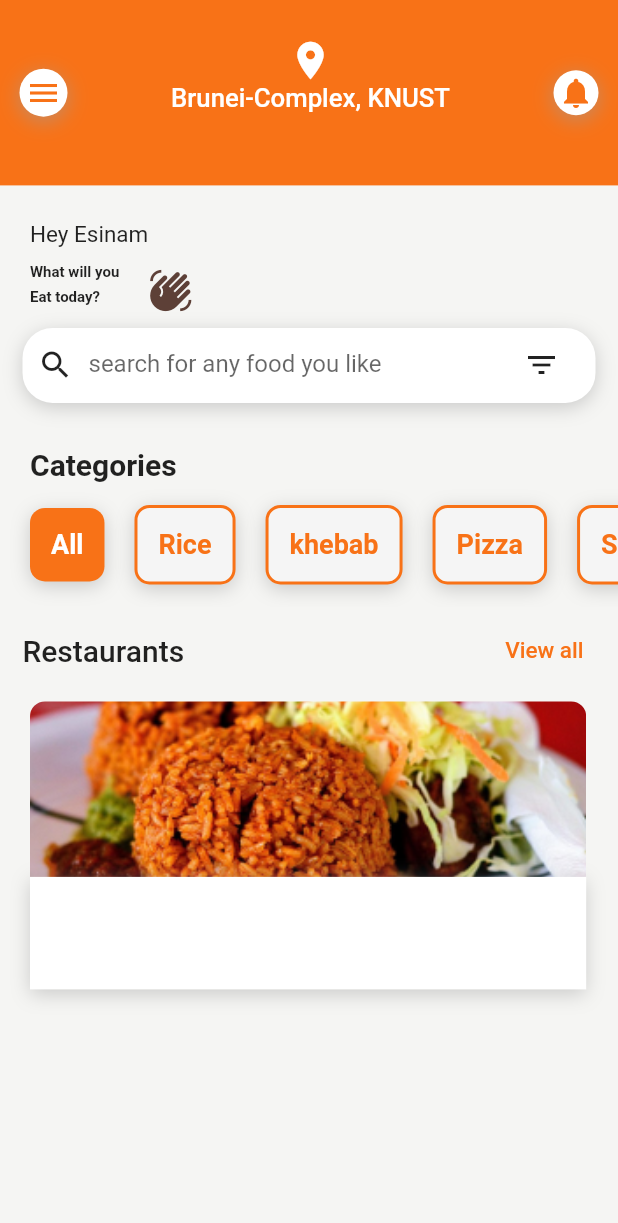
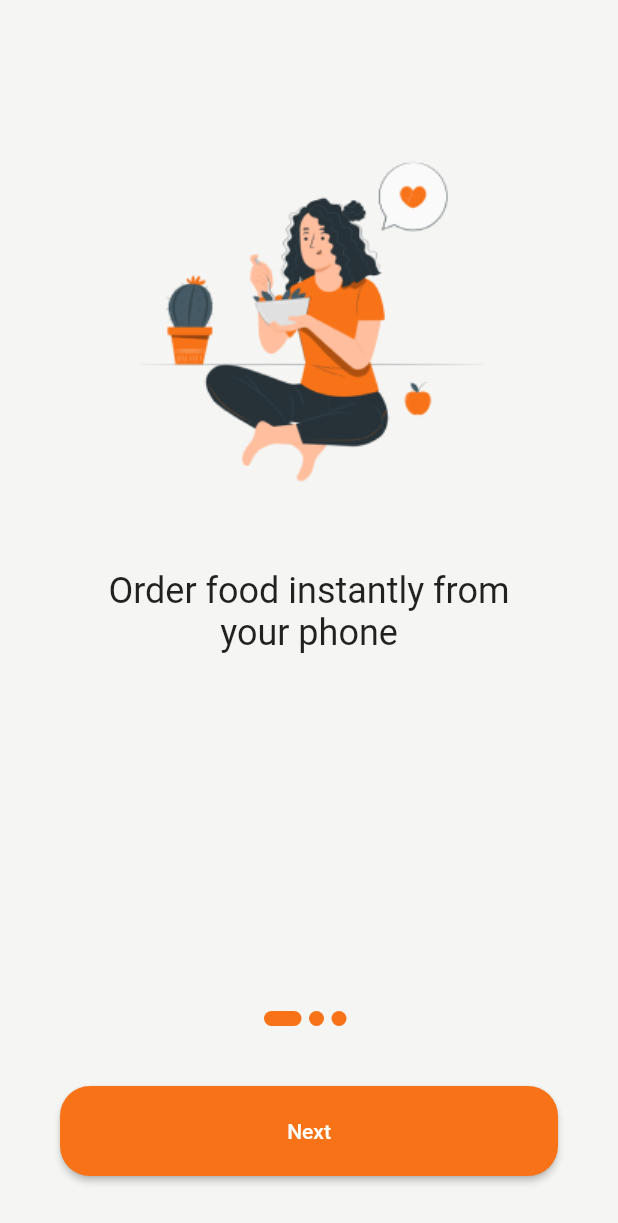
Before and after one commit to AlikoGrace/foodApp, a Flutter app: the screen it shows after launch, on a phone screen of 412 x 824 dp. Shown: the top 1223 px of the screen. Run offline on Flutter 3.47's test engine with Material 2 defaults, Android fonts, the phone set to English and light mode, and no system bars; our stand-ins replace flutter_screenutil, flutter_svg.

Commit message:
Onboarding screens with routes and timing

```diff
--- a/lib/src/app.dart
+++ b/lib/src/app.dart
@@ -1,8 +1,11 @@
 
 import 'package:flutter/material.dart';
 import 'package:flutter_screenutil/flutter_screenutil.dart';
+import 'package:new_zap/src/splash_screen.dart';
 import 'package:new_zap/src/theme.dart';
 import 'home_screen.dart';
+import 'onboarding.dart';
+import 'onboarding_screen_1.dart';
 //it's a stateless widget here because it will just be calling
 //other widgets, nothing changes
 //this will be our main root widget
@@ -17,7 +20,7 @@ class App extends StatelessWidget {
       theme: ThemeData(
         scaffoldBackgroundColor: Color(0xFFF5F5F3),
       ),
-      home: HomeScreen(),
+      home: Onboarding(),
     ));
   }
 }
--- /dev/null
+++ b/lib/src/onboarding.dart
@@ -0,0 +1,125 @@
+import 'package:flutter/material.dart';
+import 'package:flutter_svg/svg.dart';
+import 'package:new_zap/src/home_screen.dart';
+import 'package:new_zap/utils/colors.dart';
+
+import 'onboarding_content.dart';
+
+class Onboarding extends StatefulWidget {
+  const Onboarding({Key? key}) : super(key: key);
+
+  @override
+  State<Onboarding> createState() => _OnboardingState();
+}
+
+class _OnboardingState extends State<Onboarding> {
+  int currentIndex=0;
+  late PageController _controller;
+
+  @override
+  void initState(){
+    _controller =PageController(initialPage: 0);
+    super.initState();
+  }
+
+  @override
+  void dispose(){
+    _controller.dispose();
+    super.dispose();
+  }
+
+  @override
+  Widget build(BuildContext context) {
+    return Scaffold(
+      body: Column(
+         children: [
+           Expanded(
+               child:PageView.builder(
+                 controller:  _controller,
+                   itemCount: contents.length,
+                   onPageChanged: (int index){
+                   currentIndex =index;
+                   },
+                 itemBuilder: (_, i) {
+                   return Padding(
+                       padding: EdgeInsets.all(60),
+                     child: Column(
+                       children: [
+                          Image.asset(
+                           contents[i].image,
+                            height: 300,
+                          ),
+
+                         SizedBox(height: 20,),
+                         Text(
+                           contents[i].title,
+                              style: TextStyle(
+                                fontSize: 24,
+
+                              ),
+                           textAlign: TextAlign.center,
+                         ),
+
+                       ],
+                     ),
+                   );
+                 },
+
+               )
+           ),
+           Container(
+             child: Row(
+               mainAxisAlignment: MainAxisAlignment.center,
+               children: List.generate(
+                  contents.length,
+                       (index) => buildDot(index,context)
+               ),
+             ),
+           ),
+           Container(
+             height: 60,
+             margin: EdgeInsets.all(40),
+             width: double.infinity,
+             child: ElevatedButton(
+               child: Text(
+                   currentIndex == contents.length - 1 ? "Continue" : "Next"),
+               onPressed: () {
+                 if (currentIndex == contents.length - 1) {
+                   Navigator.pushReplacement(
+                     context,
+                     MaterialPageRoute(
+                       builder: (_) => HomeScreen(),
+                     ),
+                   );
+                 }
+                 _controller.nextPage(
+                   duration: Duration(milliseconds: 100),
+                   curve: Curves.bounceIn,
+                 );
+               },
+                style: ButtonStyle(
+                    backgroundColor: MaterialStateProperty.all(AppColors.mainColor),
+                  shape: MaterialStateProperty.all(RoundedRectangleBorder(
+                    borderRadius:
+                    BorderRadius.circular(20),
+                  ))
+                ),
+
+             ),
+           )
+         ],
+      ),
+    );
+  }
+  Container buildDot(int index, BuildContext context){
+    return Container(
+      height: 10,
+      width: currentIndex==index? 25:10,
+      margin: EdgeInsets.only(right: 5),
+      decoration: BoxDecoration(
+        borderRadius: BorderRadius.circular(20),
+        color: AppColors.mainColor,
+      ),
+    );
+  }
+}
--- /dev/null
+++ b/lib/src/onboarding_content.dart
@@ -0,0 +1,25 @@
+class UnboardingContent {
+  String image;
+  String title;
+
+
+  UnboardingContent({required this.image, required this.title});
+}
+
+List<UnboardingContent> contents = [
+  UnboardingContent(
+      title: 'Order food instantly from your phone',
+      image: 'assets/images/onboarding.png',
+
+  ),
+  UnboardingContent(
+      title: 'Discover food joints around you',
+      image: 'assets/images/onboarding2.png',
+
+  ),
+  UnboardingContent(
+      title: 'Track delivery process with ease',
+      image: 'assets/images/ob3.png',
+
+  ),
+];
--- a/pubspec.yaml
+++ b/pubspec.yaml
@@ -32,6 +32,7 @@ dependencies:
   flutter:
     sdk: flutter
   flutter_screenutil: ^5.6.0
+  flutter_svg: ^1.1.6
 
 
 
```
Also changed, not shown: lib/src/onboarding_screen_1.dart (added, +67 -0 lines), lib/src/splash_screen.dart (added, +35 -0 lines), assets/images/Eating healthy food-pana (1).jpg (added), assets/images/MM.png (added), assets/images/chef.png (renamed from assets/images/Chef-pana.png), assets/images/delevery.svg (added), assets/images/login_bg.png (added), assets/images/logo2.png (added), assets/images/ob3.png (added), assets/images/onboarding.png (renamed from assets/images/Eating healthy food-pana (1).png), assets/images/onboarding2.png (renamed from assets/images/In no time-pana.png), assets/images/onboarding3.png (added), assets/images/quality.svg (added), assets/images/splashicons.png (added), 1 more files.
